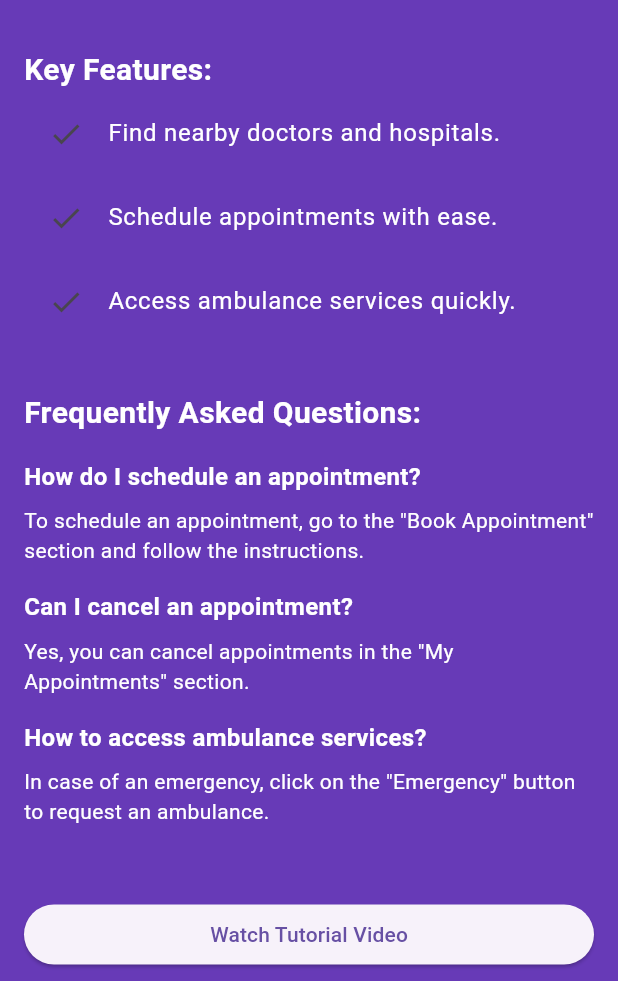
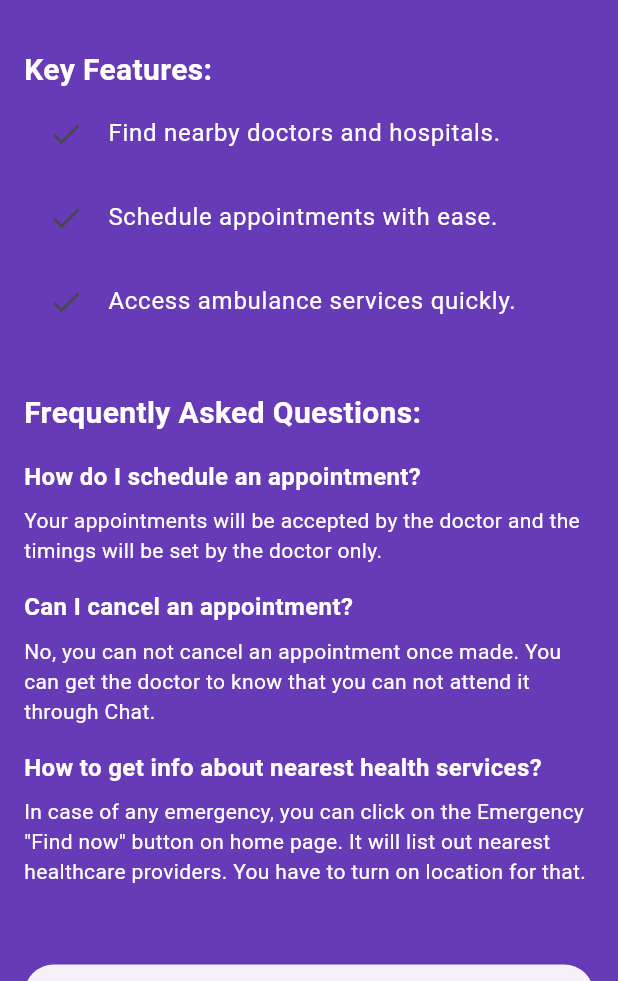
Before and after one commit to nihal2908/healing_hand, a Flutter app: the HelpPage screen opened directly, on a phone screen of 412 x 824 dp, the part 255-1236 px from its top. Run offline on Flutter 3.47's test engine with Material 3 defaults, Android fonts, the phone set to English and light mode, and no system bars; our stand-ins replace cloud_firestore, firebase_auth, firebase_core, flutter_rating_bar, geolocator, image_picker and 2 more; accounts and stored records are empty; network calls fail.

Commit message:
Some UI changes

```diff
--- a/lib/DoctorPages/DoctorDetailPage.dart
+++ b/lib/DoctorPages/DoctorDetailPage.dart
@@ -179,8 +179,8 @@ class _DoctorDetailPageState extends State<DoctorDetailPage> {
                                       );
 
                                       SaveRecord(context);
-                                      SharedPreferences prefs = await SharedPreferences.getInstance();
-                                      prefs.setString('FIRST_PAGE', 'doctor');
+                                      // SharedPreferences prefs = await SharedPreferences.getInstance();
+                                      // prefs.setString('FIRST_PAGE', 'doctor');
                                       //Navigator.pushAndRemoveUntil(context, MaterialPageRoute(builder: (context)=> DoctorLandingPage()), (route) => false);
                                       Navigator.pushReplacement(context, MaterialPageRoute(builder: (context)=>DoctorLandingPage()));
                                     }
--- a/lib/DoctorPages/NotificationPage.dart
+++ b/lib/DoctorPages/NotificationPage.dart
@@ -166,16 +166,19 @@ class _NotificationPageState extends State<NotificationPage> {
                               initialDate: DateTime.now(),
                               firstDate: DateTime.now(),
                               lastDate: DateTime(2024, 12, 30),
+                              helpText: 'Select date for Appointment'
                             );
                             if (pickedDate != null) {
                               pickedStartTime = await showTimePicker(
                                 context: context,
                                 initialTime: TimeOfDay.now(),
+                                helpText: 'Select Start time'
                               );
                               if (pickedStartTime != null) {
                                 pickedEndTime = await showTimePicker(
                                   context: context,
                                   initialTime: TimeOfDay.now(),
+                                  helpText: 'Select End time'
                                 );
                                 if (pickedEndTime != null) {
                                   boxState(() {});
@@ -205,10 +208,10 @@ class _NotificationPageState extends State<NotificationPage> {
 
                             // this setstate is only for testing,,, remove it and take the date String, time String above
                             setState(() {
-                              appointments[index].date = pickedDate!;
-                              appointments[index].startTime = pickedStartTime!;
-                              appointments[index].endTime = pickedEndTime!;
-                              appointments[index].status = 'accepted';
+                              // appointments[index].date = pickedDate!;
+                              // appointments[index].startTime = pickedStartTime!;
+                              // appointments[index].endTime = pickedEndTime!;
+                              // appointments[index].status = 'accepted';
                             });
                                postApihttp http=postApihttp();
 
--- a/lib/PatientPages/PatientHomePage.dart
+++ b/lib/PatientPages/PatientHomePage.dart
@@ -13,6 +13,7 @@ import 'package:healing_hand/customWidgets/AppointmentContainer.dart';
 import 'package:healing_hand/customWidgets/CircleImage.dart';
 import 'package:healing_hand/customWidgets/WhiteContainer.dart';
 import 'package:healing_hand/modelclass/prodmodal.dart';
+import 'package:http/http.dart';
 import 'package:provider/provider.dart';
 import 'package:flutter/material.dart';
 import 'package:geolocator/geolocator.dart';
@@ -139,7 +140,7 @@ Widget ShowPostList(BuildContext context,List<prodModal> posts)
                                   onTap: (){
                                     Navigator.push(context, MaterialPageRoute(builder: (context) => DoctorViewPage(name: posts[index].name,
                                     email: posts[index].email,category: posts[index].category,gender:posts[index].gender,
-                                    phone: posts[index].phone,)));
+                                    phone: posts[index].phone, age: posts[index].age, rating: posts[index].rating, address: posts[index].address,)));
                                   },
                                 ),
                                 SizedBox(width: 85, child: Center(child: Text(posts[index].name.toString(), style: const TextStyle(color: Colors.white), overflow: TextOverflow.ellipsis,)))
--- a/lib/pages/HelpPage.dart
+++ b/lib/pages/HelpPage.dart
@@ -62,9 +62,9 @@ class HelpPage extends StatelessWidget {
               style: heading,
             ),
             SizedBox(height: 16),
-            FAQItem(question: 'How do I schedule an appointment?', answer: 'To schedule an appointment, go to the "Book Appointment" section and follow the instructions.'),
-            FAQItem(question: 'Can I cancel an appointment?', answer: 'Yes, you can cancel appointments in the "My Appointments" section.'),
-            FAQItem(question: 'How to access ambulance services?', answer: 'In case of an emergency, click on the "Emergency" button to request an ambulance.'),
+            FAQItem(question: 'How do I schedule an appointment?', answer: 'Your appointments will be accepted by the doctor and the timings will be set by the doctor only.'),
+            FAQItem(question: 'Can I cancel an appointment?', answer: 'No, you can not cancel an appointment once made. You can get the doctor to know that you can not attend it through Chat.'),
+            FAQItem(question: 'How to get info about nearest health services?', answer: 'In case of any emergency, you can click on the Emergency "Find now" button on home page. It will list out nearest healthcare providers. You have to turn on location for that.'),
 
             SizedBox(height: 32),
 
--- a/lib/pages/OnBoardingPage.dart
+++ b/lib/pages/OnBoardingPage.dart
@@ -26,9 +26,9 @@ class _OnBoardingPageState extends State<OnBoardingPage> {
       Image.asset('assets/images/medical-app.png'),
     ),
     CustomPageViewModal(
-      'Access Lab Results and Tests',
-      'Stay informed with easy access to lab results. '
-        'Your health data, on demand, directly from the app.',
+      'Get Appointments on few taps',
+      'Send Appointment requests to desired doctor. '
+          'Track your future and past Appointments effortlessly',
       Image.asset('assets/images/medical-result.png'),
     ),
   ];
```
Also changed, not shown: lib/DoctorPages/DoctorAccountPage.dart (+13 -13 lines), lib/PatientPages/DoctorViewPage.dart (+8 -18 lines), lib/PatientPages/PatientAccountPage.dart (+14 -14 lines), lib/customWidgets/AppointmentContainer.dart (+19 -19 lines), flutter_01.png (added), 2 other files.
